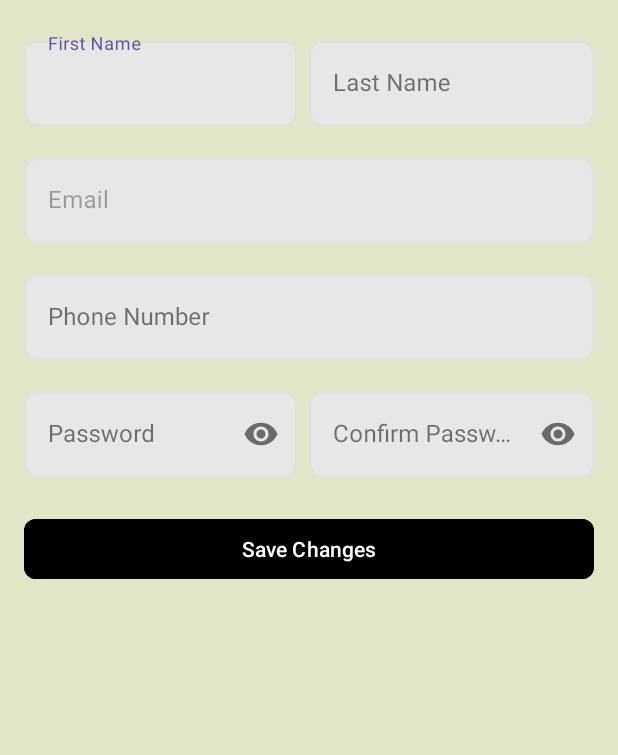
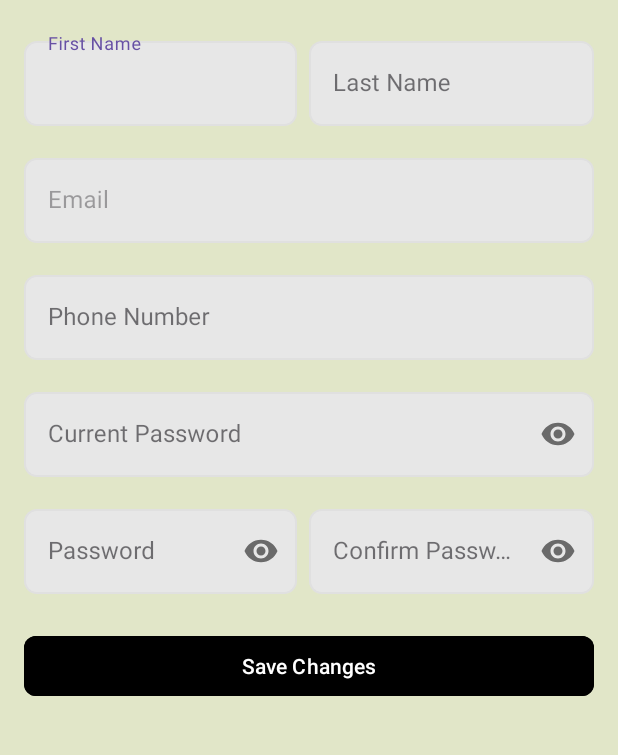
Before and after one commit to skyleccc/reserve-app, an Android app: the EditUser screen opened directly, with no data from a screen before it, on a phone screen of 412 x 824 dp, the part 132-887 px from its top. Run offline under Robolectric (Android 15) with nearby library versions, the phone set to English and light mode, and no system bars; our stand-ins replace CircleImageView, Firebase (no records; nobody signed in at launch, a user with empty details on screens opened directly); Roboto replaces fonts that are not available here.

Commit message:
refactor: edit user for google users

```diff
--- a/app/src/main/res/layout/activity_edit_user.xml
+++ b/app/src/main/res/layout/activity_edit_user.xml
@@ -125,6 +125,23 @@
                 android:background="@drawable/text_input_background"/>
         </com.google.android.material.textfield.TextInputLayout>
 
+        <com.google.android.material.textfield.TextInputLayout
+            android:id="@+id/til_current_password"
+            android:layout_width="match_parent"
+            android:layout_height="wrap_content"
+            android:layout_marginTop="16dp"
+            android:hint="Current Password"
+            app:passwordToggleEnabled="true"
+            style="@style/Widget.MaterialComponents.TextInputLayout.OutlinedBox">
+
+            <com.google.android.material.textfield.TextInputEditText
+                android:id="@+id/editCurrentPassword"
+                android:layout_width="match_parent"
+                android:layout_height="wrap_content"
+                android:inputType="textPassword"
+                android:background="@drawable/text_input_background"/>
+        </com.google.android.material.textfield.TextInputLayout>
+
         <LinearLayout
             android:layout_width="match_parent"
             android:layout_height="wrap_content"
```
Also changed, not shown: app/src/main/java/com/reserve/app/DatabaseHandler.java (+17 -0 lines), app/src/main/java/com/reserve/app/EditUser.java (+82 -18 lines).
